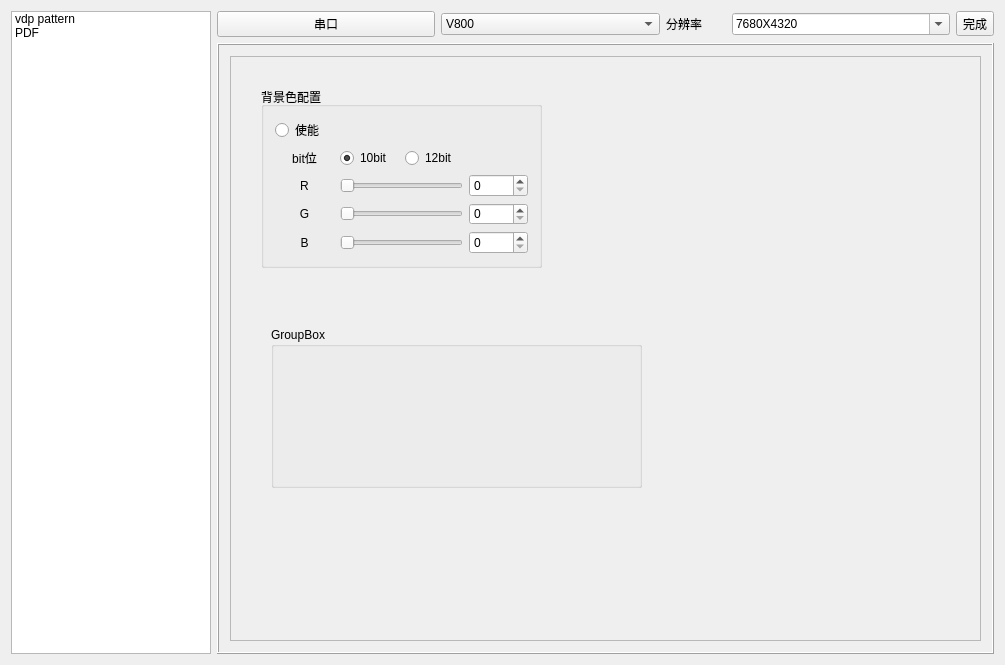
Qt form 02_pattern/pattern/pattern.ui (abctan/qt) before a commit.
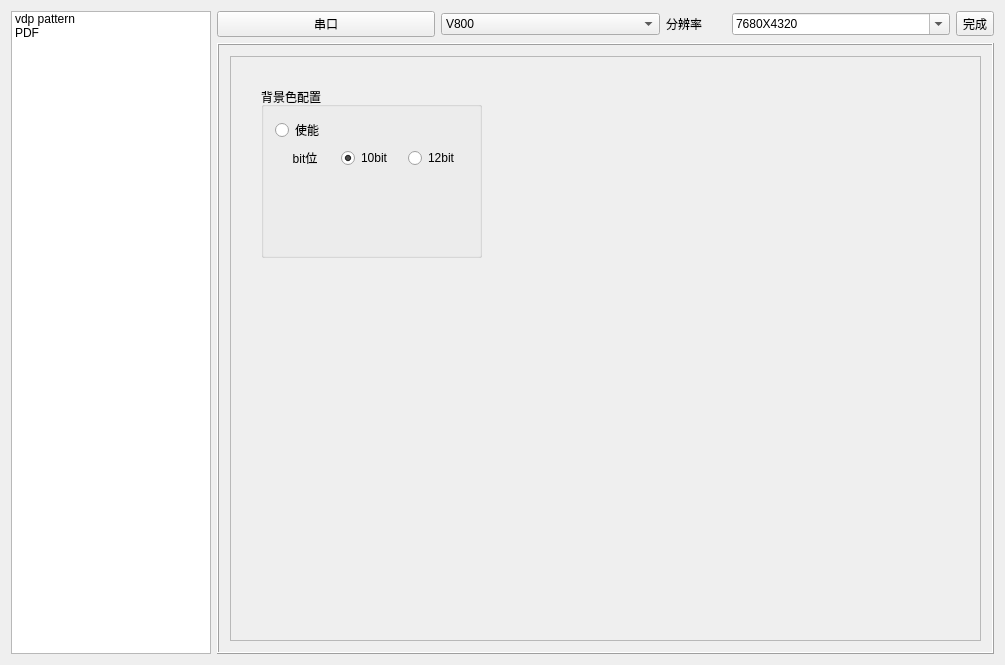
The same form after that commit. Custom widgets are drawn as their Qt base class.

Commit message: fixed: 修改pattern bg 事件

```diff
--- a/02_pattern/pattern/pattern.ui
+++ b/02_pattern/pattern/pattern.ui
@@ -151,8 +151,8 @@
               <rect>
                <x>30</x>
                <y>30</y>
-               <width>281</width>
-               <height>181</height>
+               <width>221</width>
+               <height>171</height>
               </rect>
              </property>
              <property name="title">
@@ -167,8 +167,8 @@
                </widget>
               </item>
               <item>
-               <layout class="QGridLayout" name="gridLayout">
-                <item row="0" column="0">
+               <layout class="QHBoxLayout" name="horizontalLayout_3">
+                <item>
                  <widget class="QLabel" name="label_bg_bit">
                   <property name="text">
                    <string>bit位</string>
@@ -178,7 +178,7 @@
                   </property>
                  </widget>
                 </item>
-                <item row="0" column="1">
+                <item>
                  <widget class="QRadioButton" name="bg_bit10">
                   <property name="text">
                    <string>10bit</string>
@@ -188,121 +188,26 @@
                   </property>
                  </widget>
                 </item>
-                <item row="0" column="2" colspan="2">
+                <item>
                  <widget class="QRadioButton" name="bg_bit12">
                   <property name="text">
                    <string>12bit</string>
                   </property>
                  </widget>
                 </item>
-                <item row="1" column="0">
-                 <widget class="QLabel" name="label_bg_r">
-                  <property name="text">
-                   <string>R</string>
-                  </property>
-                  <property name="alignment">
-                   <set>Qt::AlignCenter</set>
-                  </property>
-                 </widget>
-                </item>
-                <item row="1" column="1" colspan="2">
-                 <widget class="QSlider" name="slider_bg_r">
-                  <property name="maximum">
-                   <number>1023</number>
-                  </property>
-                  <property name="orientation">
-                   <enum>Qt::Horizontal</enum>
-                  </property>
-                 </widget>
-                </item>
-                <item row="1" column="3">
-                 <widget class="QSpinBox" name="spinBox_bg_r">
-                  <property name="maximum">
-                   <number>1023</number>
-                  </property>
-                 </widget>
-                </item>
-                <item row="2" column="0">
-                 <widget class="QLabel" name="label_bg_g">
-                  <property name="text">
-                   <string>G</string>
-                  </property>
-                  <property name="alignment">
-                   <set>Qt::AlignCenter</set>
-                  </property>
-                 </widget>
-                </item>
-                <item row="2" column="1" colspan="2">
-                 <widget class="QSlider" name="slider_bg_g">
-                  <property name="maximum">
-                   <number>1023</number>
-                  </property>
-                  <property name="orientation">
-                   <enum>Qt::Horizontal</enum>
-                  </property>
-                 </widget>
-                </item>
-                <item row="2" column="3">
-                 <widget class="QSpinBox" name="spinBox_bg_g">
-                  <property name="maximum">
-                   <number>1023</number>
-                  </property>
-                 </widget>
-                </item>
-                <item row="3" column="0">
-                 <widget class="QLabel" name="label_bg_b">
-                  <property name="text">
-                   <string>B</string>
-                  </property>
-                  <property name="alignment">
-                   <set>Qt::AlignCenter</set>
-                  </property>
-                 </widget>
-                </item>
-                <item row="3" column="1" colspan="2">
-                 <widget class="QSlider" name="slider_bg_b">
-                  <property name="maximum">
-                   <number>1023</number>
-                  </property>
-                  <property name="orientation">
-                   <enum>Qt::Horizontal</enum>
-                  </property>
-                 </widget>
-                </item>
-                <item row="3" column="3">
-                 <widget class="QSpinBox" name="spinBox_bg_b">
-                  <property name="maximum">
-                   <number>1023</number>
-                  </property>
-                 </widget>
-                </item>
                </layout>
               </item>
+              <item>
+               <widget class="SpinSlider" name="bg_r" native="true"/>
+              </item>
+              <item>
+               <widget class="SpinSlider" name="bg_g" native="true"/>
+              </item>
+              <item>
+               <widget class="SpinSlider" name="bg_b" native="true"/>
+              </item>
              </layout>
             </widget>
-            <widget class="QGroupBox" name="groupBox">
-             <property name="geometry">
-              <rect>
-               <x>40</x>
-               <y>270</y>
-               <width>371</width>
-               <height>161</height>
-              </rect>
-             </property>
-             <property name="title">
-              <string>GroupBox</string>
-             </property>
-             <widget class="SpinSlider" name="widget" native="true">
-              <property name="geometry">
-               <rect>
-                <x>100</x>
-                <y>50</y>
-                <width>201</width>
-                <height>41</height>
-               </rect>
-              </property>
-             </widget>
-            </widget>
            </widget>
           </widget>
          </item>
```
The commit also changes 5 other files.
